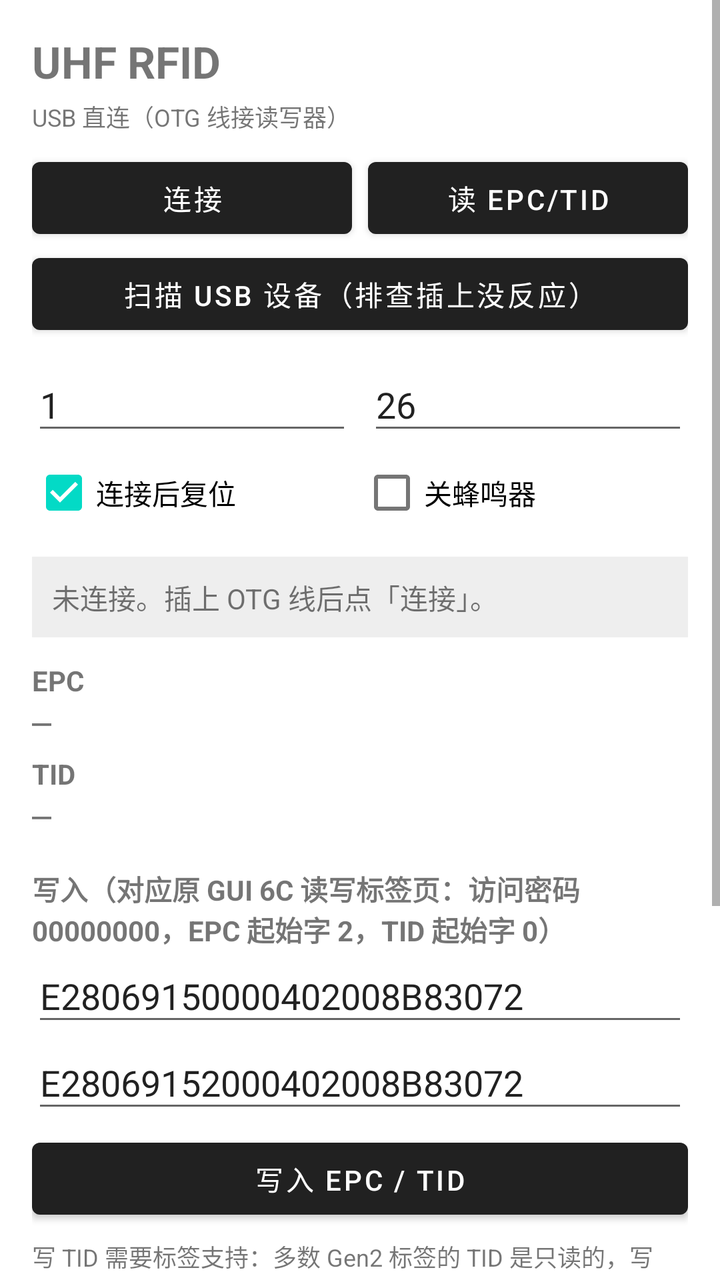
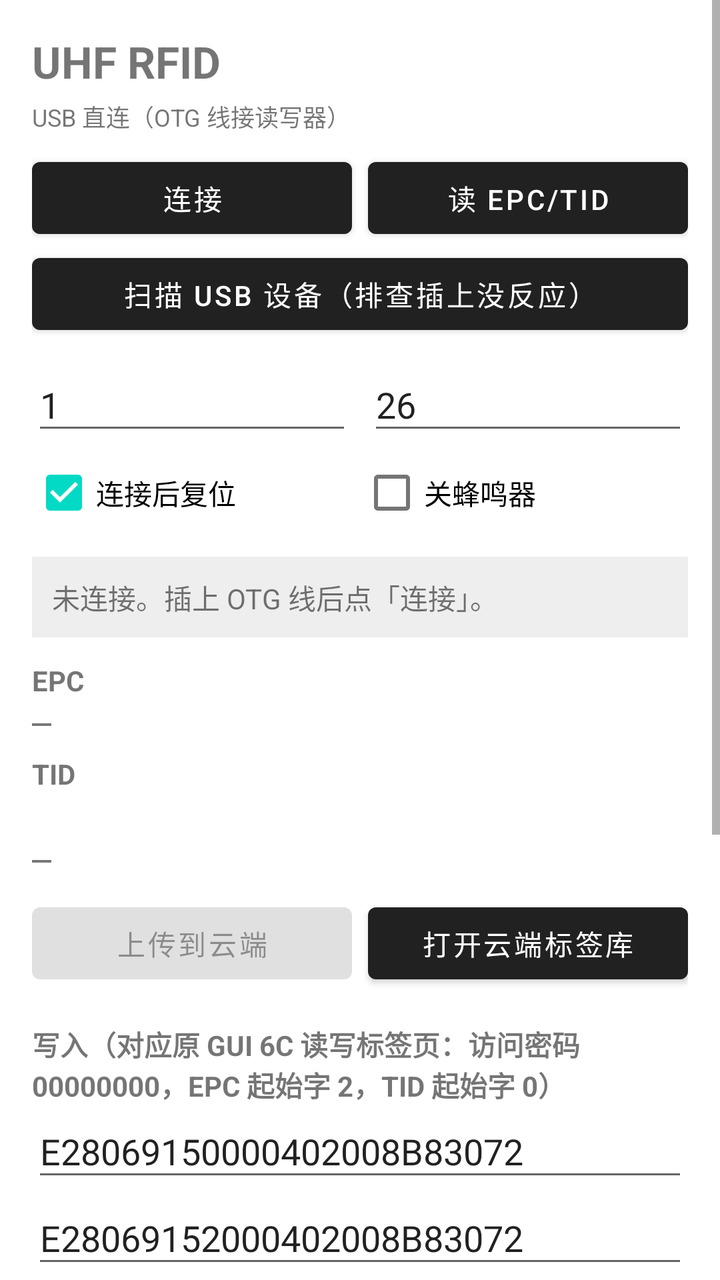

Before-and-after screenshots of an Android layout around one commit, followed by the original layout XML and the change that was made.
<!-- AndroidManifest.xml: application theme Theme.UhfRfid -->
<!-- res/layout/activity_main.xml -->
<?xml version="1.0" encoding="utf-8"?>
<ScrollView xmlns:android="http://schemas.android.com/apk/res/android"
    android:layout_width="match_parent"
    android:layout_height="match_parent"
    android:fillViewport="true"
    android:fitsSystemWindows="true">

    <LinearLayout
        android:layout_width="match_parent"
        android:layout_height="wrap_content"
        android:orientation="vertical"
        android:padding="16dp">

        <TextView
            android:layout_width="wrap_content"
            android:layout_height="wrap_content"
            android:text="@string/app_name"
            android:textSize="22sp"
            android:textStyle="bold" />

        <TextView
            android:layout_width="match_parent"
            android:layout_height="wrap_content"
            android:layout_marginTop="4dp"
            android:text="@string/mode_hint"
            android:textSize="12sp" />

        
        <LinearLayout
            android:layout_width="match_parent"
            android:layout_height="wrap_content"
            android:layout_marginTop="8dp"
            android:orientation="horizontal">

            <Button
                android:id="@+id/connectBtn"
                android:layout_width="0dp"
                android:layout_height="wrap_content"
                android:layout_weight="1"
                android:text="@string/connect" />

            <Button
                android:id="@+id/readBtn"
                android:layout_width="0dp"
                android:layout_height="wrap_content"
                android:layout_weight="1"
                android:layout_marginStart="8dp"
                android:text="@string/read" />
        </LinearLayout>

        <Button
            android:id="@+id/scanUsbBtn"
            android:layout_width="match_parent"
            android:layout_height="wrap_content"
            android:text="@string/scan_usb" />

        
        <LinearLayout
            android:layout_width="match_parent"
            android:layout_height="wrap_content"
            android:layout_marginTop="8dp"
            android:orientation="horizontal">

            <EditText
                android:id="@+id/antennaEdit"
                android:layout_width="0dp"
                android:layout_height="wrap_content"
                android:layout_weight="1"
                android:hint="@string/antenna"
                android:inputType="number"
                android:text="1" />

            <EditText
                android:id="@+id/powerEdit"
                android:layout_width="0dp"
                android:layout_height="wrap_content"
                android:layout_weight="1"
                android:layout_marginStart="8dp"
                android:hint="@string/power"
                android:inputType="number"
                android:text="26" />
        </LinearLayout>

        <LinearLayout
            android:layout_width="match_parent"
            android:layout_height="wrap_content"
            android:orientation="horizontal">

            <CheckBox
                android:id="@+id/restartCheck"
                android:layout_width="0dp"
                android:layout_height="wrap_content"
                android:layout_weight="1"
                android:checked="true"
                android:text="@string/restart" />

            <CheckBox
                android:id="@+id/muteCheck"
                android:layout_width="0dp"
                android:layout_height="wrap_content"
                android:layout_weight="1"
                android:text="@string/mute" />
        </LinearLayout>

        
        <TextView
            android:id="@+id/statusText"
            android:layout_width="match_parent"
            android:layout_height="wrap_content"
            android:layout_marginTop="8dp"
            android:background="#11000000"
            android:padding="10dp"
            android:text="@string/not_connected"
            android:textIsSelectable="true" />

        
        <TextView
            android:layout_width="wrap_content"
            android:layout_height="wrap_content"
            android:layout_marginTop="12dp"
            android:text="@string/epc"
            android:textStyle="bold" />

        <TextView
            android:id="@+id/epcText"
            android:layout_width="match_parent"
            android:layout_height="wrap_content"
            android:fontFamily="monospace"
            android:text="—"
            android:textIsSelectable="true"
            android:textSize="16sp" />

        <TextView
            android:layout_width="wrap_content"
            android:layout_height="wrap_content"
            android:layout_marginTop="6dp"
            android:text="@string/tid"
            android:textStyle="bold" />

        <TextView
            android:id="@+id/tidText"
            android:layout_width="match_parent"
            android:layout_height="wrap_content"
            android:fontFamily="monospace"
            android:text="—"
            android:textIsSelectable="true"
            android:textSize="16sp" />

        
        <TextView
            android:layout_width="wrap_content"
            android:layout_height="wrap_content"
            android:layout_marginTop="16dp"
            android:text="@string/write_section"
            android:textStyle="bold" />

        <EditText
            android:id="@+id/epcEdit"
            android:layout_width="match_parent"
            android:layout_height="wrap_content"
            android:hint="@string/epc_hint"
            android:inputType="textNoSuggestions"
            android:text="E28069150000402008B83072" />

        <EditText
            android:id="@+id/tidEdit"
            android:layout_width="match_parent"
            android:layout_height="wrap_content"
            android:hint="@string/tid_hint"
            android:inputType="textNoSuggestions"
            android:text="E28069152000402008B83072" />

        <Button
            android:id="@+id/writeBtn"
            android:layout_width="match_parent"
            android:layout_height="wrap_content"
            android:layout_marginTop="4dp"
            android:text="@string/write" />

        <TextView
            android:layout_width="match_parent"
            android:layout_height="wrap_content"
            android:layout_marginTop="6dp"
            android:text="@string/write_note"
            android:textSize="12sp" />

        
        <TextView
            android:layout_width="wrap_content"
            android:layout_height="wrap_content"
            android:layout_marginTop="16dp"
            android:text="@string/raw_log"
            android:textStyle="bold" />

        <TextView
            android:id="@+id/logText"
            android:layout_width="match_parent"
            android:layout_height="180dp"
            android:background="#11000000"
            android:fontFamily="monospace"
            android:padding="8dp"
            android:textIsSelectable="true"
            android:textSize="11sp" />

    </LinearLayout>
</ScrollView>
<!-- resources referenced by this layout -->
<resources>
  <string name="antenna">天线口</string>
  <string name="app_name">UHF RFID</string>
  <string name="connect">连接</string>
  <string name="epc">EPC</string>
  <string name="epc_hint">EPC（Hex，12 字节）</string>
  <string name="mode_hint">USB 直连（OTG 线接读写器）</string>
  <string name="mute">关蜂鸣器</string>
  <string name="not_connected">未连接。插上 OTG 线后点「连接」。</string>
  <string name="power">功率</string>
  <string name="raw_log">原始报文</string>
  <string name="read">读 EPC/TID</string>
  <string name="restart">连接后复位</string>
  <string name="scan_usb">扫描 USB 设备（排查插上没反应）</string>
  <string name="tid">TID</string>
  <string name="tid_hint">TID（Hex，12 字节）</string>
  <string name="write">写入 EPC / TID</string>
  <string name="write_note">写 TID 需要标签支持：多数 Gen2 标签的 TID 是只读的，写了不会有变化（读写器会接受命令）。要写可改的存储区，用 USER 区（bank 3）。</string>
  <string name="write_section">写入（对应原 GUI 6C 读写标签页：访问密码 00000000，EPC 起始字 2，TID 起始字 0）</string>
  <style name="Theme.UhfRfid" parent="Theme.MaterialComponents.DayNight.DarkActionBar" />
</resources>

<!-- the commit's change to res/layout/activity_main.xml (unified diff, before → after) -->
@@ -138,6 +138,14 @@
             android:textStyle="bold" />
 
         <TextView
+            android:id="@+id/checkText"
+            android:layout_width="match_parent"
+            android:layout_height="wrap_content"
+            android:layout_marginTop="4dp"
+            android:textSize="13sp"
+            android:textStyle="bold" />
+
+        <TextView
             android:id="@+id/tidText"
             android:layout_width="match_parent"
             android:layout_height="wrap_content"
@@ -145,6 +153,30 @@
             android:text="—"
             android:textIsSelectable="true"
             android:textSize="16sp" />
+
+        
+        <LinearLayout
+            android:layout_width="match_parent"
+            android:layout_height="wrap_content"
+            android:layout_marginTop="8dp"
+            android:orientation="horizontal">
+
+            <Button
+                android:id="@+id/uploadBtn"
+                android:layout_width="0dp"
+                android:layout_height="wrap_content"
+                android:layout_weight="1"
+                android:enabled="false"
+                android:text="@string/cloud_upload" />
+
+            <Button
+                android:id="@+id/cloudBtn"
+                android:layout_width="0dp"
+                android:layout_height="wrap_content"
+                android:layout_weight="1"
+                android:layout_marginStart="8dp"
+                android:text="@string/cloud_open" />
+        </LinearLayout>
 
         
         <TextView
<!-- resource entries referenced after the edit -->
@@ -2,6 +2,8 @@
 <resources>
   <string name="antenna">天线口</string>
   <string name="app_name">UHF RFID</string>
+  <string name="cloud_open">打开云端标签库</string>
+  <string name="cloud_upload">上传到云端</string>
   <string name="connect">连接</string>
   <string name="epc">EPC</string>
   <string name="epc_hint">EPC（Hex，12 字节）</string>
@@ -16,7 +18,7 @@
   <string name="tid">TID</string>
   <string name="tid_hint">TID（Hex，12 字节）</string>
   <string name="write">写入 EPC / TID</string>
-  <string name="write_note">写 TID 需要标签支持：多数 Gen2 标签的 TID 是只读的，写了不会有变化（读写器会接受命令）。要写可改的存储区，用 USER 区（bank 3）。</string>
+  <string name="write_note">TID 能不能写取决于标签：标准 Gen2 是出厂只读的，但这批标签实测可写。程序写完一律回读校验，写不进去会如实报告。</string>
   <string name="write_section">写入（对应原 GUI 6C 读写标签页：访问密码 00000000，EPC 起始字 2，TID 起始字 0）</string>
   <style name="Theme.UhfRfid" parent="Theme.MaterialComponents.DayNight.DarkActionBar" />
 </resources>
